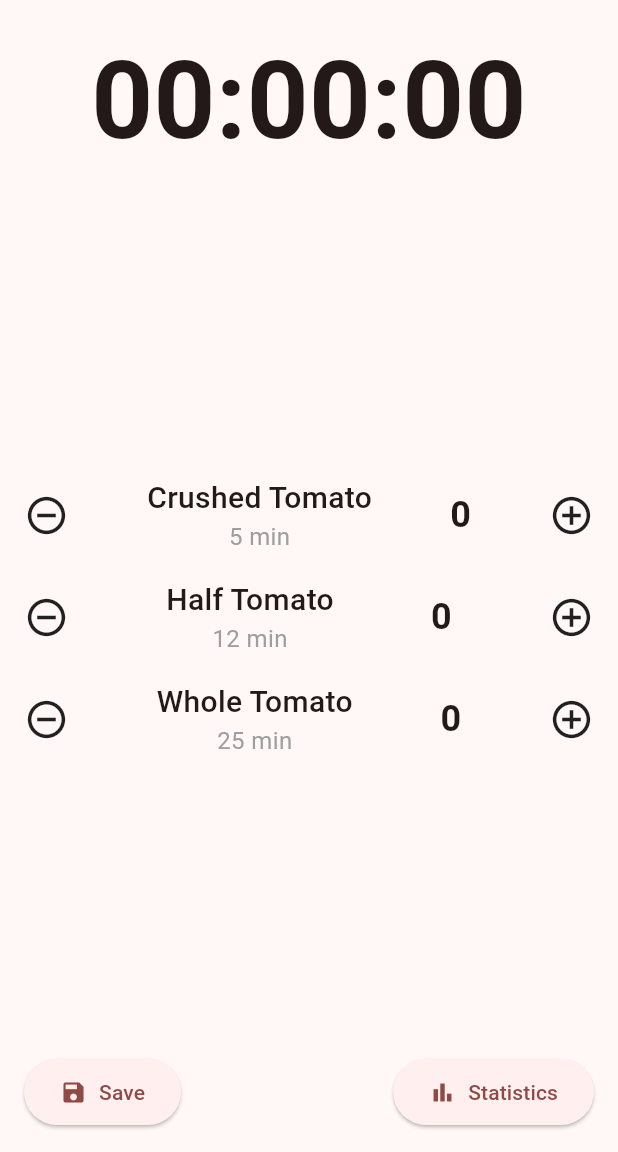
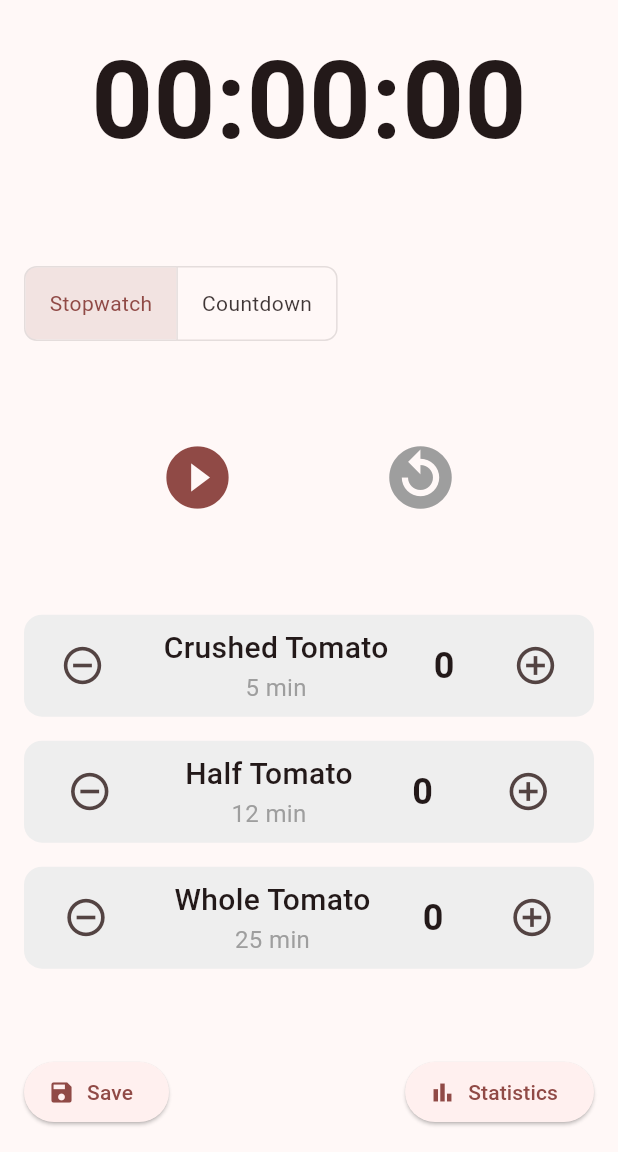
Before and after one commit to potaxo/pomodoro_app, a Flutter app: the screen it shows after launch, on a phone screen of 412 x 824 dp, the part 84-1236 px from its top. Run offline on Flutter 3.47's test engine with Material 3 defaults, Android fonts, the phone set to English and light mode, and no system bars.

Commit message:
have some bug

```diff
--- a/lib/screens/home_screen.dart
+++ b/lib/screens/home_screen.dart
@@ -1,8 +1,110 @@
+import 'dart:async';
 import 'package:flutter/material.dart';
 
-class HomeScreen extends StatelessWidget {
+// An enum to represent the two timer modes
+enum TimerMode { stopwatch, countdown }
+
+class HomeScreen extends StatefulWidget {
   const HomeScreen({super.key});
 
+  @override
+  State<HomeScreen> createState() => _HomeScreenState();
+}
+
+class _HomeScreenState extends State<HomeScreen> {
+  // State variables for the timer
+  Timer? _timer;
+  int _totalSeconds = 0;
+  int _initialCountdownSeconds = 0;
+  bool _isRunning = false;
+  TimerMode _timerMode = TimerMode.stopwatch; // Default mode is stopwatch
+
+  // State variables for tomato counts
+  int _crushedTomatoes = 0;
+  int _halfTomatoes = 0;
+  int _wholeTomatoes = 0;
+
+  @override
+  void dispose() {
+    _timer?.cancel();
+    super.dispose();
+  }
+
+  // --- Timer Logic ---
+  void _startTimer() {
+    setState(() {
+      _isRunning = true;
+    });
+
+    _timer = Timer.periodic(const Duration(seconds: 1), (timer) {
+      setState(() {
+        if (_timerMode == TimerMode.stopwatch) {
+          _totalSeconds++;
+        } else {
+          if (_totalSeconds > 0) {
+            _totalSeconds--;
+          } else {
+            // Stop the timer when it reaches zero
+            _stopTimer();
+          }
+        }
+      });
+    });
+  }
+
+  void _stopTimer() {
+    _timer?.cancel();
+    setState(() {
+      _isRunning = false;
+    });
+  }
+
+  void _resetTimer() {
+    _timer?.cancel();
+    setState(() {
+      // Reset to the initial countdown value or 0 for stopwatch
+      _totalSeconds = _timerMode == TimerMode.countdown ? _initialCountdownSeconds : 0;
+      _isRunning = false;
+    });
+  }
+
+  // Sets the timer for countdown mode
+  void _setTimerDuration(int minutes) {
+    _timer?.cancel();
+    setState(() {
+      _timerMode = TimerMode.countdown;
+      _initialCountdownSeconds = minutes * 60;
+      _totalSeconds = _initialCountdownSeconds;
+      _isRunning = false;
+    });
+  }
+
+  // --- Tomato Counter Logic ---
+  void _updateTomatoCount(String type, int amount) {
+    setState(() {
+      switch (type) {
+        case 'crushed':
+          _crushedTomatoes = (_crushedTomatoes + amount).clamp(0, 99);
+          break;
+        case 'half':
+          _halfTomatoes = (_halfTomatoes + amount).clamp(0, 99);
+          break;
+        case 'whole':
+          _wholeTomatoes = (_wholeTomatoes + amount).clamp(0, 99);
+          break;
+      }
+    });
+  }
+
+  // Helper to format the time string
+  String _formatTime(int totalSeconds) {
+    int hours = totalSeconds ~/ 3600;
+    int minutes = (totalSeconds % 3600) ~/ 60;
+    int seconds = totalSeconds % 60;
+    return '${hours.toString().padLeft(2, '0')}:${minutes.toString().padLeft(2, '0')}:${seconds.toString().padLeft(2, '0')}';
+  }
+
+  // --- Build Method ---
   @override
   Widget build(BuildContext context) {
     return Scaffold(
@@ -13,26 +115,59 @@ class HomeScreen extends StatelessWidget {
       body: Padding(
         padding: const EdgeInsets.all(16.0),
         child: Column(
-          // mainAxisAlignment centers the children vertically
           mainAxisAlignment: MainAxisAlignment.spaceBetween,
-          // crossAxisAlignment stretches the children to fill the horizontal space
           crossAxisAlignment: CrossAxisAlignment.stretch,
           children: <Widget>[
-            // 1. Timer Display (Placeholder)
-            const Text(
-              '00:00:00',
+            // 1. Timer Display
+            Text(
+              _formatTime(_totalSeconds),
               textAlign: TextAlign.center,
-              style: TextStyle(fontSize: 72, fontWeight: FontWeight.bold),
+              style: const TextStyle(fontSize: 72, fontWeight: FontWeight.bold),
+            ),
+
+            // Timer Mode Toggle
+            ToggleButtons(
+              isSelected: [_timerMode == TimerMode.stopwatch, _timerMode == TimerMode.countdown],
+              onPressed: (index) {
+                setState(() {
+                  _timerMode = index == 0 ? TimerMode.stopwatch : TimerMode.countdown;
+                  _resetTimer(); // Reset timer when switching modes
+                });
+              },
+              borderRadius: BorderRadius.circular(8.0),
+              children: const [
+                Padding(padding: EdgeInsets.symmetric(horizontal: 16), child: Text('Stopwatch')),
+                Padding(padding: EdgeInsets.symmetric(horizontal: 16), child: Text('Countdown')),
+              ],
+            ),
+
+            // Timer Controls
+            Row(
+              mainAxisAlignment: MainAxisAlignment.spaceEvenly,
+              children: [
+                IconButton(
+                  icon: Icon(_isRunning ? Icons.pause_circle_filled : Icons.play_circle_filled),
+                  iconSize: 50,
+                  onPressed: _isRunning ? _stopTimer : _startTimer,
+                  color: Theme.of(context).primaryColor,
+                ),
+                IconButton(
+                  icon: const Icon(Icons.replay_circle_filled),
+                  iconSize: 50,
+                  onPressed: _resetTimer,
+                  color: Colors.grey,
+                ),
+              ],
             ),
 
             // 2. Tomato Counters Section
             Column(
               children: [
-                _buildTomatoCounter('Crushed Tomato', '5 min'),
-                const SizedBox(height: 16), // Adds space between counters
-                _buildTomatoCounter('Half Tomato', '12 min'),
+                _buildTomatoCounter('Crushed Tomato', '5 min', _crushedTomatoes, 'crushed', 5),
                 const SizedBox(height: 16),
-                _buildTomatoCounter('Whole Tomato', '25 min'),
+                _buildTomatoCounter('Half Tomato', '12 min', _halfTomatoes, 'half', 12),
+                const SizedBox(height: 16),
+                _buildTomatoCounter('Whole Tomato', '25 min', _wholeTomatoes, 'whole', 25),
               ],
             ),
 
@@ -40,27 +175,15 @@ class HomeScreen extends StatelessWidget {
             Row(
               mainAxisAlignment: MainAxisAlignment.spaceBetween,
               children: [
-                // Save Button (Placeholder)
                 ElevatedButton.icon(
-                  onPressed: () {
-                    // Action will be added later
-                  },
+                  onPressed: () { /* Save action later */ },
                   icon: const Icon(Icons.save),
                   label: const Text('Save'),
-                  style: ElevatedButton.styleFrom(
-                    padding: const EdgeInsets.symmetric(horizontal: 24, vertical: 12),
-                  ),
                 ),
-                // Statistics Button (Placeholder)
                 ElevatedButton.icon(
-                  onPressed: () {
-                    // Action will be added later
-                  },
+                  onPressed: () { /* Stats action later */ },
                   icon: const Icon(Icons.bar_chart),
                   label: const Text('Statistics'),
-                  style: ElevatedButton.styleFrom(
-                    padding: const EdgeInsets.symmetric(horizontal: 24, vertical: 12),
-                  ),
                 ),
               ],
             ),
@@ -70,21 +193,37 @@ class HomeScreen extends StatelessWidget {
     );
   }
 
-  // A helper method to build the tomato counter rows to avoid repeating code
-  Widget _buildTomatoCounter(String name, String duration) {
-    return Row(
-      mainAxisAlignment: MainAxisAlignment.spaceBetween,
-      children: [
-        const Icon(Icons.remove_circle_outline, size: 30),
-        Column(
+  // Updated helper method to build the tomato counter rows
+  Widget _buildTomatoCounter(String name, String duration, int count, String type, int minutes) {
+    return GestureDetector(
+      onTap: () => _setTimerDuration(minutes), // Set timer on tap
+      child: Container(
+        padding: const EdgeInsets.symmetric(vertical: 8.0),
+        decoration: BoxDecoration(
+          color: Colors.grey.shade200,
+          borderRadius: BorderRadius.circular(12),
+        ),
+        child: Row(
+          mainAxisAlignment: MainAxisAlignment.spaceAround,
           children: [
-            Text(name, style: const TextStyle(fontSize: 20, fontWeight: FontWeight.w500)),
-            Text(duration, style: const TextStyle(fontSize: 16, color: Colors.grey)),
+            IconButton(
+              icon: const Icon(Icons.remove_circle_outline, size: 30),
+              onPressed: () => _updateTomatoCount(type, -1),
+            ),
+            Column(
+              children: [
+                Text(name, style: const TextStyle(fontSize: 20, fontWeight: FontWeight.w500)),
+                Text(duration, style: const TextStyle(fontSize: 16, color: Colors.grey)),
+              ],
+            ),
+            Text('$count', style: const TextStyle(fontSize: 24, fontWeight: FontWeight.bold)),
+            IconButton(
+              icon: const Icon(Icons.add_circle_outline, size: 30),
+              onPressed: () => _updateTomatoCount(type, 1),
+            ),
           ],
         ),
-        const Text('0', style: TextStyle(fontSize: 24, fontWeight: FontWeight.bold)),
-        const Icon(Icons.add_circle_outline, size: 30),
-      ],
+      ),
     );
   }
 }
```
